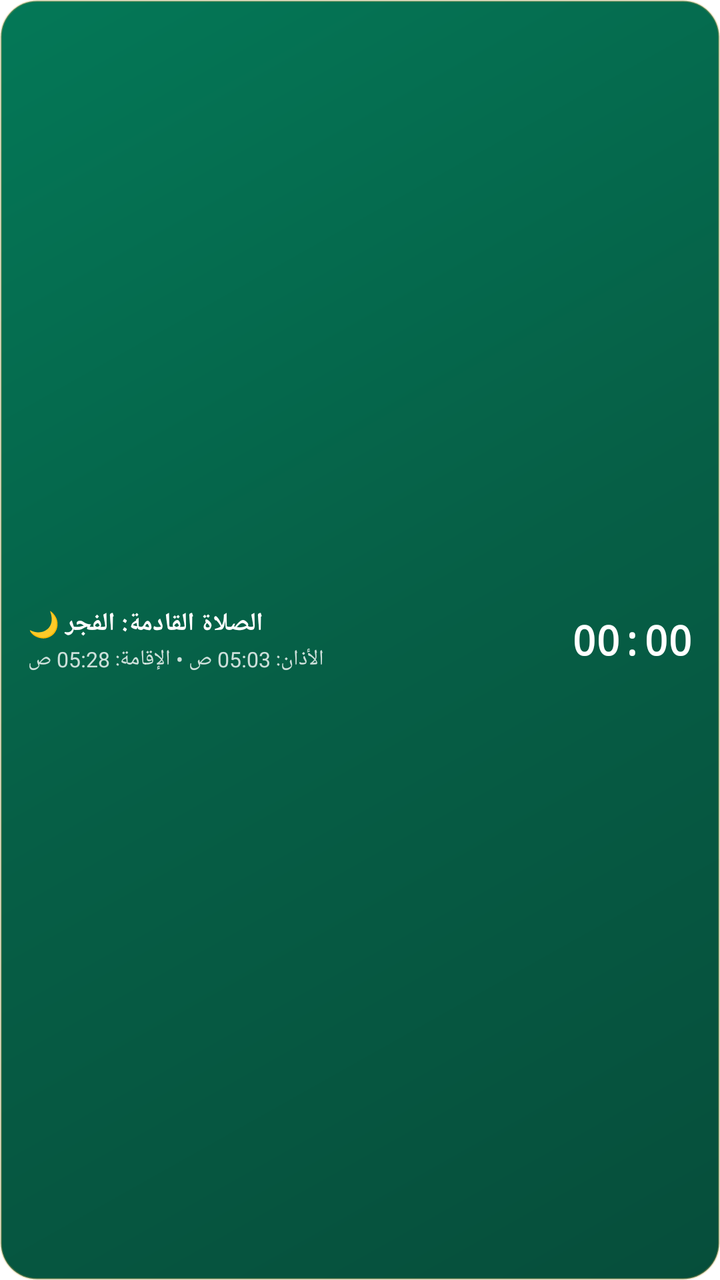
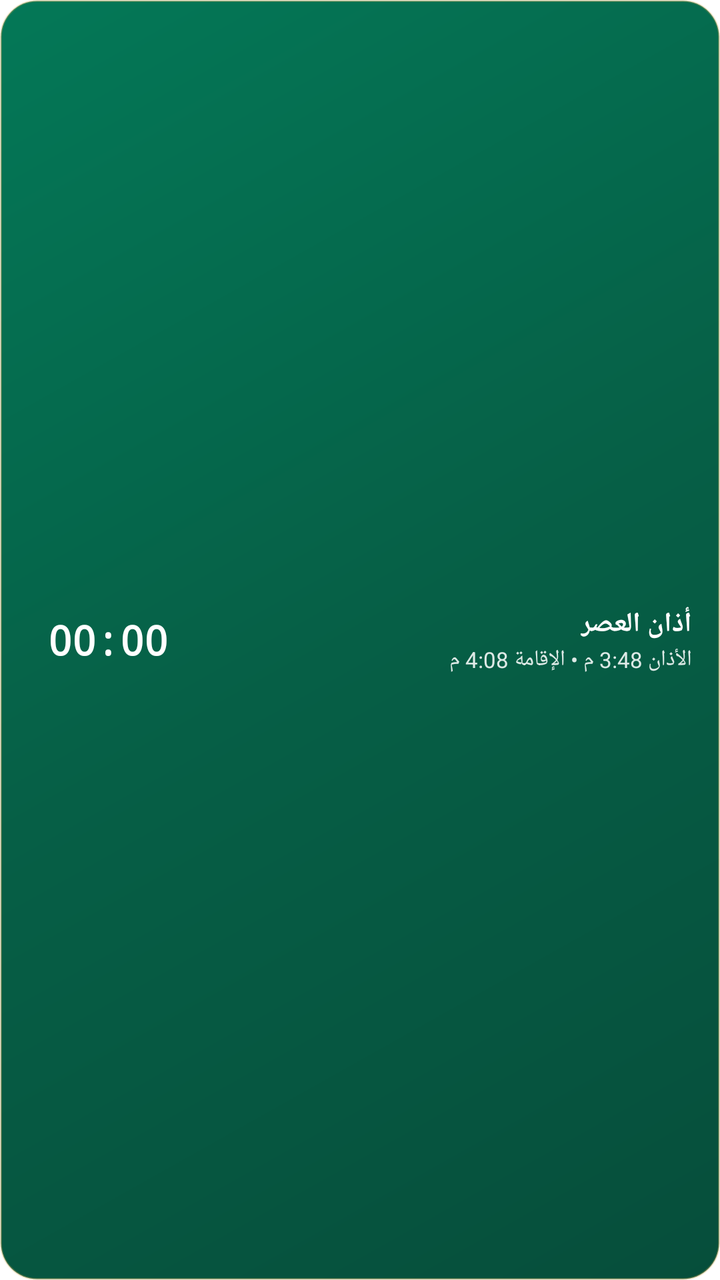

The first picture is an Android layout as it rendered before a commit; the second is the same layout after the commit. The layout source and the unified diff follow.
<!-- AndroidManifest.xml: fallback theme Theme.MaterialComponents.DayNight.NoActionBar -->
<!-- res/layout/notification_prayer_small.xml -->
<?xml version="1.0" encoding="utf-8"?>
<LinearLayout xmlns:android="http://schemas.android.com/apk/res/android"
    android:id="@+id/cardBackgroundSmall"
    android:layout_width="match_parent"
    android:layout_height="wrap_content"
    android:orientation="horizontal"
    android:background="@drawable/bg_prayer_card_normal"
    android:paddingStart="14dp"
    android:paddingEnd="14dp"
    android:paddingTop="8dp"
    android:paddingBottom="8dp"
    android:gravity="center_vertical">

    
    <LinearLayout
        android:layout_width="0dp"
        android:layout_weight="1"
        android:layout_height="wrap_content"
        android:orientation="vertical">

        <TextView
            android:id="@+id/smallBadgeText"
            android:layout_width="wrap_content"
            android:layout_height="wrap_content"
            android:text="الصلاة القادمة: الفجر 🌙"
            android:textColor="#FFFFFF"
            android:textSize="12.5sp"
            android:textStyle="bold" />

        <TextView
            android:id="@+id/smallTimesSummary"
            android:layout_width="wrap_content"
            android:layout_height="wrap_content"
            android:layout_marginTop="2dp"
            android:text="الأذان: 05:03 ص • الإقامة: 05:28 ص"
            android:textColor="#CCFFFFFF"
            android:textSize="10.5sp" />
    </LinearLayout>

    
    <Chronometer
        android:id="@+id/smallCountdownChronometer"
        android:layout_width="wrap_content"
        android:layout_height="wrap_content"
        android:textColor="#FFFFFF"
        android:textSize="20sp"
        android:textStyle="bold"
        android:typeface="monospace"
        android:gravity="end|center_vertical" />
</LinearLayout>
<!-- resources referenced by this layout -->
<resources>
  <!-- drawable bg_prayer_card_normal (drawable) -->
  <?xml version="1.0" encoding="utf-8"?>
  <shape xmlns:android="http://schemas.android.com/apk/res/android"
      android:shape="rectangle">
      <gradient
          android:type="linear"
          android:angle="135"
          android:startColor="#064E3B"
          android:centerColor="#065F46"
          android:endColor="#047857" />
      <corners android:radius="18dp" />
      <stroke
          android:width="1dp"
          android:color="#4DCCA64D" />
  </shape>
</resources>

<!-- the commit's change to res/layout/notification_prayer_small.xml (unified diff, before → after) -->
@@ -4,14 +4,14 @@
     android:layout_width="match_parent"
     android:layout_height="wrap_content"
     android:orientation="horizontal"
+    android:layoutDirection="rtl"
     android:background="@drawable/bg_prayer_card_normal"
     android:paddingStart="14dp"
     android:paddingEnd="14dp"
-    android:paddingTop="8dp"
-    android:paddingBottom="8dp"
+    android:paddingTop="4dp"
+    android:paddingBottom="4dp"
     android:gravity="center_vertical">
 
-    
     <LinearLayout
         android:layout_width="0dp"
         android:layout_weight="1"
@@ -19,32 +19,48 @@
         android:orientation="vertical">
 
         <TextView
-            android:id="@+id/smallBadgeText"
+            android:id="@+id/smallTitle"
             android:layout_width="wrap_content"
             android:layout_height="wrap_content"
-            android:text="الصلاة القادمة: الفجر 🌙"
+            android:text="أذان العصر"
             android:textColor="#FFFFFF"
-            android:textSize="12.5sp"
-            android:textStyle="bold" />
+            android:textSize="13.5sp"
+            android:textStyle="bold"
+            android:maxLines="1"
+            android:ellipsize="end" />
 
         <TextView
-            android:id="@+id/smallTimesSummary"
+            android:id="@+id/smallDetail"
             android:layout_width="wrap_content"
             android:layout_height="wrap_content"
-            android:layout_marginTop="2dp"
-            android:text="الأذان: 05:03 ص • الإقامة: 05:28 ص"
-            android:textColor="#CCFFFFFF"
-            android:textSize="10.5sp" />
+            android:layout_marginTop="1dp"
+            android:text="الأذان 3:48 م • الإقامة 4:08 م"
+            android:textColor="#DDFFFFFF"
+            android:textSize="11sp"
+            android:maxLines="1"
+            android:ellipsize="end" />
     </LinearLayout>
 
-    
     <Chronometer
-        android:id="@+id/smallCountdownChronometer"
+        android:id="@+id/smallCountdown"
         android:layout_width="wrap_content"
         android:layout_height="wrap_content"
+        android:layout_marginStart="10dp"
+        android:layoutDirection="ltr"
+        android:textDirection="ltr"
         android:textColor="#FFFFFF"
         android:textSize="20sp"
         android:textStyle="bold"
-        android:typeface="monospace"
-        android:gravity="end|center_vertical" />
+        android:typeface="monospace" />
+
+    
+    <TextView
+        android:id="@+id/smallTargetTime"
+        android:layout_width="wrap_content"
+        android:layout_height="wrap_content"
+        android:layout_marginStart="10dp"
+        android:textColor="#FFFFFF"
+        android:textSize="17sp"
+        android:textStyle="bold"
+        android:visibility="gone" />
 </LinearLayout>
